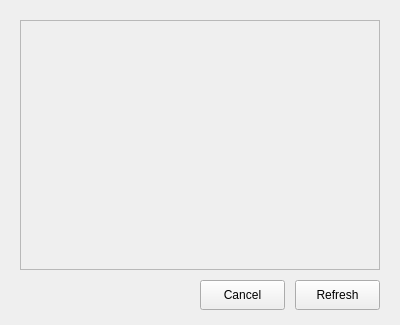
This is src/where.ui in GeovaneJefferson/timemachine as Qt 5 draws it before an edit. The edited form follows.
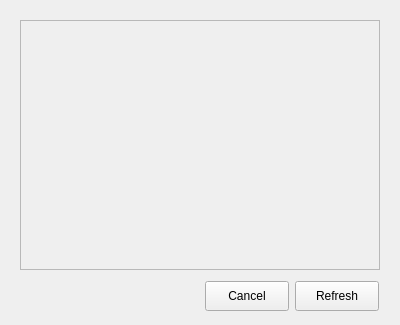
This is the edited form. Icons and pictures are not drawn.

```diff
--- a/src/where.ui
+++ b/src/where.ui
@@ -58,8 +58,8 @@
    <property name="geometry">
     <rect>
      <x>295</x>
-     <y>280</y>
-     <width>85</width>
+     <y>281</y>
+     <width>84</width>
      <height>30</height>
     </rect>
    </property>
@@ -70,9 +70,9 @@
   <widget class="QPushButton" name="button_where_cancel">
    <property name="geometry">
     <rect>
-     <x>200</x>
-     <y>280</y>
-     <width>85</width>
+     <x>205</x>
+     <y>281</y>
+     <width>84</width>
      <height>30</height>
     </rect>
    </property>
```
